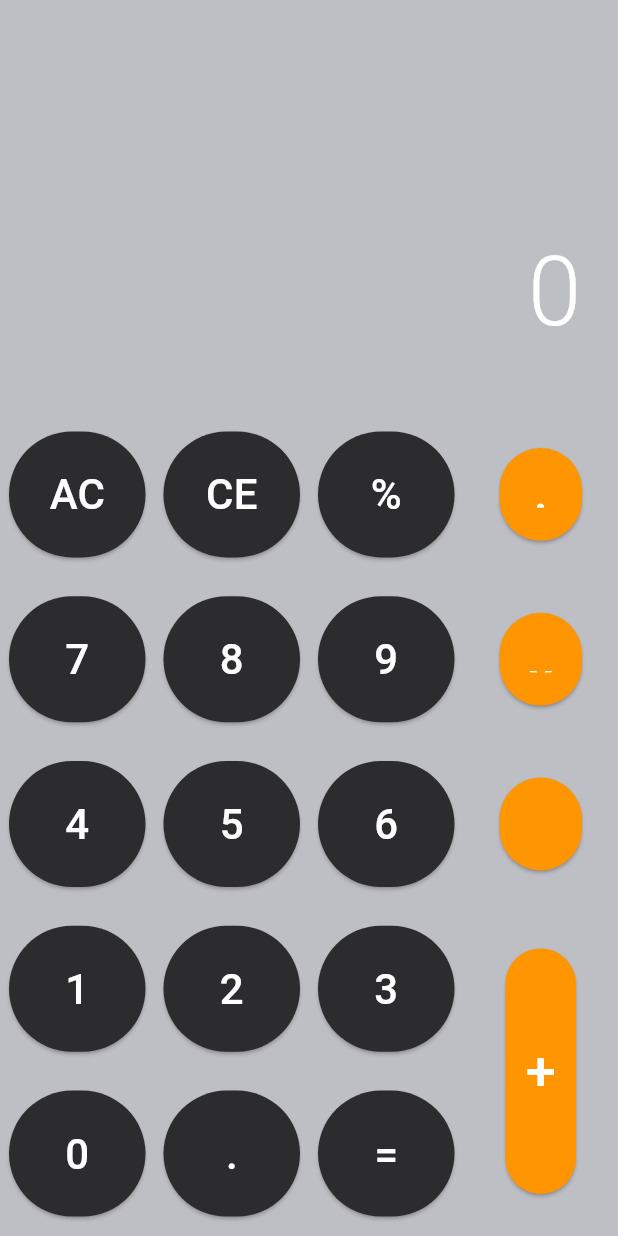
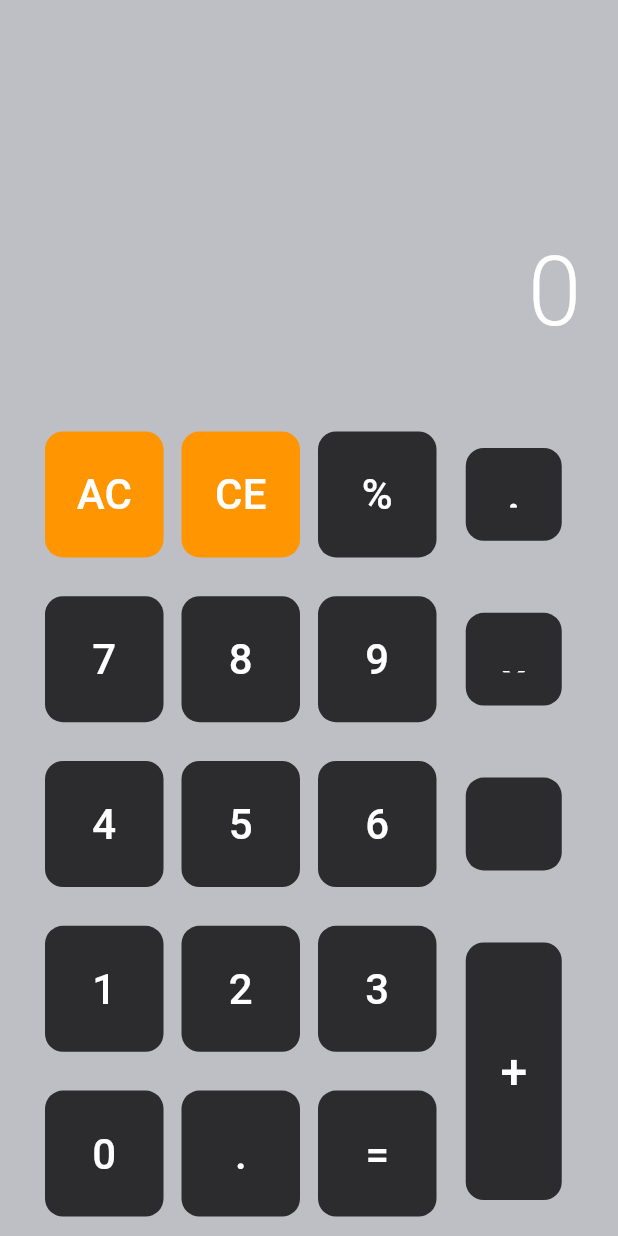
Before and after one commit to Dxckrr/mobile_dev_labs, a Flutter app: the screen it shows after launch, on a phone screen of 412 x 824 dp. Run offline on Flutter 3.47's test engine with Material 3 defaults, Android fonts, the phone set to English and light mode, and no system bars.

Commit message:
update calc w/ button_widget

```diff
--- /dev/null
+++ b/flutter_calc_lab/lib/calculator_button.dart
@@ -0,0 +1,54 @@
+import 'package:flutter/material.dart';
+
+class CalculatorButton extends StatelessWidget {
+  final String label;
+  final bool isOperator;
+  final bool isEqual;
+  final bool isSpecial;
+  final int flex;
+  final EdgeInsetsGeometry padding;
+  final VoidCallback? onPressed;
+
+  const CalculatorButton({
+    super.key,
+    required this.label,
+    this.isOperator = false,
+    this.isEqual = false,
+    this.isSpecial = false,
+    this.flex = 1,
+    this.padding = const EdgeInsets.all(6),
+    this.onPressed,
+  });
+
+  @override
+  Widget build(BuildContext context) {
+    final Color bgColor = isSpecial
+        ? const Color(0xffff9500)
+        : const Color(0xff2c2c2e);
+
+    final double fontSize = isOperator ? 32 : 28;
+
+    return Expanded(
+      flex: flex,
+      child: Padding(
+        padding: padding,
+        child: ElevatedButton(
+          onPressed: onPressed,
+          style: ButtonStyle(
+            backgroundColor: WidgetStateProperty.all(bgColor),
+            padding: WidgetStateProperty.all(
+              const EdgeInsets.symmetric(vertical: 22),
+            ),
+            shape: WidgetStateProperty.all(
+              RoundedRectangleBorder(borderRadius: BorderRadius.circular(12)),
+            ),
+          ),
+          child: Text(
+            label,
+            style: TextStyle(fontSize: fontSize, color: Colors.white),
+          ),
+        ),
+      ),
+    );
+  }
+}
--- a/flutter_calc_lab/lib/calculator_page.dart
+++ b/flutter_calc_lab/lib/calculator_page.dart
@@ -1,5 +1,6 @@
 import 'package:flutter/material.dart';
 import 'package:flutter_calc_lab/calculator_screen.dart';
+import 'calculator_button.dart';
 
 class CalculatorPage extends StatelessWidget {
   const CalculatorPage({super.key});
@@ -11,51 +12,61 @@ class CalculatorPage extends StatelessWidget {
       body: Column(
         children: [
           const Expanded(flex: 2, child: CalculatorScreen()),
-
           Expanded(
             flex: 4,
+            child: Padding(
+              padding: const EdgeInsets.symmetric(vertical: 0, horizontal: 24),
               child: Row(
                 children: [
                   Expanded(
                     flex: 3,
                     child: Column(
                       children: [
-                      Expanded(child: _buildNumberRow(["AC", "CE", "%"])),
-                      Expanded(child: _buildNumberRow(["7", "8", "9"])),
-                      Expanded(child: _buildNumberRow(["4", "5", "6"])),
-                      Expanded(child: _buildNumberRow(["1", "2", "3"])),
-                      Expanded(child: _buildNumberRow(["0", ".", "="])),
+                        Expanded(child: _buildRow(["AC", "CE", "%"])),
+                        Expanded(child: _buildRow(["7", "8", "9"])),
+                        Expanded(child: _buildRow(["4", "5", "6"])),
+                        Expanded(child: _buildRow(["1", "2", "3"])),
+                        Expanded(child: _buildRow(["0", ".", "="])),
                       ],
                     ),
                   ),
 
-                // DERECHA
                   Expanded(
                     flex: 1,
                     child: Column(
                       children: [
-                      Expanded(child: _buildOperatorButton("÷")),
-                      Expanded(child: _buildOperatorButton("x")),
-                      Expanded(child: _buildOperatorButton("-")),
-
-                      Expanded(
-                        flex: 2,
-                        child: Padding(
-                          padding: const EdgeInsets.all(28),
-                          child: ElevatedButton(
-                            onPressed: () {},
-                            style: ElevatedButton.styleFrom(
-                              backgroundColor: const Color(0xffff9500),
-                              padding: const EdgeInsets.all(0),
-                            ),
-                            child: const Text(
-                              "+",
-                              style: TextStyle(
-                                fontSize: 36,
-                                color: Colors.white,
+                        CalculatorButton(
+                          label: "÷",
+                          isOperator: true,
+                          padding: const EdgeInsets.symmetric(
+                            vertical: 24,
+                            horizontal: 2,
                           ),
                         ),
+                        CalculatorButton(
+                          label: "x",
+                          isOperator: true,
+                          padding: const EdgeInsets.symmetric(
+                            vertical: 24,
+                            horizontal: 2,
                           ),
+                        ),
+                        CalculatorButton(
+                          label: "-",
+                          isOperator: true,
+                          padding: const EdgeInsets.symmetric(
+                            vertical: 24,
+                            horizontal: 2,
+                          ),
+                        ),
+
+                        CalculatorButton(
+                          label: "+",
+                          isOperator: true,
+                          flex: 2,
+                          padding: const EdgeInsets.symmetric(
+                            vertical: 24,
+                            horizontal: 2,
                           ),
                         ),
                       ],
@@ -64,51 +75,25 @@ class CalculatorPage extends StatelessWidget {
                 ],
               ),
             ),
+          ),
         ],
       ),
     );
   }
 
-  Widget _buildNumberRow(List<String> nums) {
+  /// Construye una fila de números o símbolos normales
+  Widget _buildRow(List<String> labels) {
     return Row(
-      mainAxisAlignment: MainAxisAlignment.spaceEvenly,
-      children: nums.map((n) {
-        return Expanded(
-          child: Padding(
-            padding: const EdgeInsets.all(6),
-            child: ElevatedButton(
-              onPressed: () {},
-              style: ElevatedButton.styleFrom(
-                backgroundColor: const Color(0xff2c2c2e),
-                padding: const EdgeInsets.symmetric(vertical: 22),
-              ),
-              child: Text(
-                n,
-                style: const TextStyle(fontSize: 28, color: Colors.white),
-              ),
-            ),
-          ),
+      children: labels.map((label) {
+        final isSpecial = ["AC", "CE"].contains(label);
+        final isOperator = ["÷", "x", "+", "-"].contains(label);
+
+        return CalculatorButton(
+          label: label,
+          isOperator: isOperator,
+          isSpecial: isSpecial,
         );
       }).toList(),
     );
   }
-
-  Widget _buildOperatorButton(String op) {
-    return Expanded(
-      child: Padding(
-        padding: const EdgeInsets.all(24),
-        child: ElevatedButton(
-          onPressed: () {},
-          style: ElevatedButton.styleFrom(
-            backgroundColor: const Color(0xffff9500),
-            padding: const EdgeInsets.symmetric(vertical: 22),
-          ),
-          child: Text(
-            op,
-            style: const TextStyle(fontSize: 32, color: Colors.white),
-          ),
-        ),
-      ),
-    );
 }
-}
```
Lines whose indentation alone changed are shown as unchanged.
